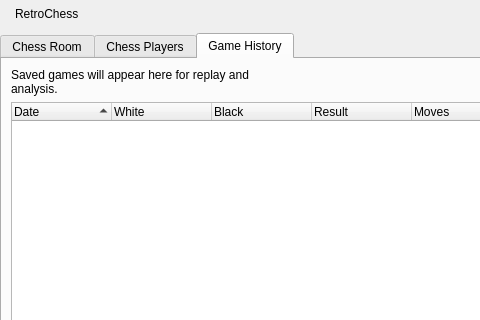
Before: the Qt Designer form gui/NEMainpage.ui in RetroShare/RetroChess, drawn with Qt 5; both pictures show x 0 to 480 and y 0 to 320 of the 882 by 578 pixel window.
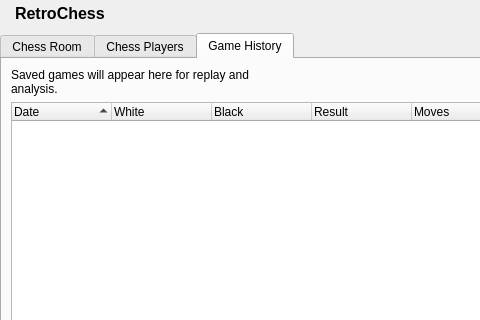
After: the same form once the commit is applied. The open tabs and pages were chosen to show the change. Icons and pictures are not drawn.

Commit message: Disable row colors on game history

```diff
--- a/gui/NEMainpage.ui
+++ b/gui/NEMainpage.ui
@@ -128,6 +128,13 @@
       </item>
       <item>
        <widget class="QLabel" name="titleBarLabel">
+        <property name="font">
+         <font>
+          <pointsize>12</pointsize>
+          <weight>75</weight>
+          <bold>true</bold>
+         </font>
+        </property>
         <property name="text">
          <string>RetroChess</string>
         </property>
```
Left out of the diff: 2 changed lines with no effect on the pictures.
